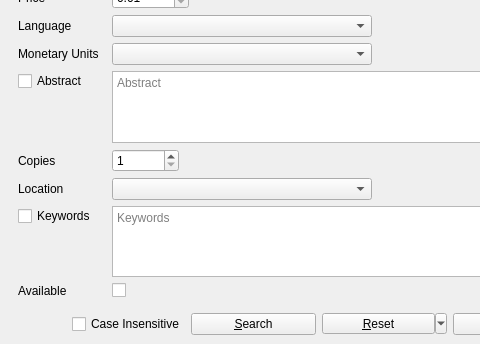
Qt form UI/biblioteq_allinfo.ui (textbrowser/biblioteq) before a commit; both pictures show x 0 to 480 and y 256 to 600 of the 650 by 600 pixel window.
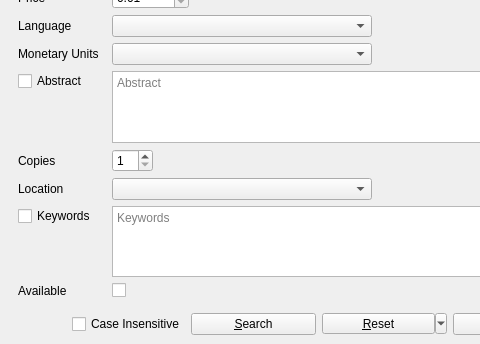
The same form after that commit. Icons and pictures are not drawn.

```diff
--- a/UI/biblioteq_allinfo.ui
+++ b/UI/biblioteq_allinfo.ui
@@ -296,9 +296,6 @@
                <property name="minimum">
                 <number>1</number>
                </property>
-               <property name="maximum">
-                <number>999999999</number>
-               </property>
                <property name="value">
                 <number>1</number>
                </property>
```
